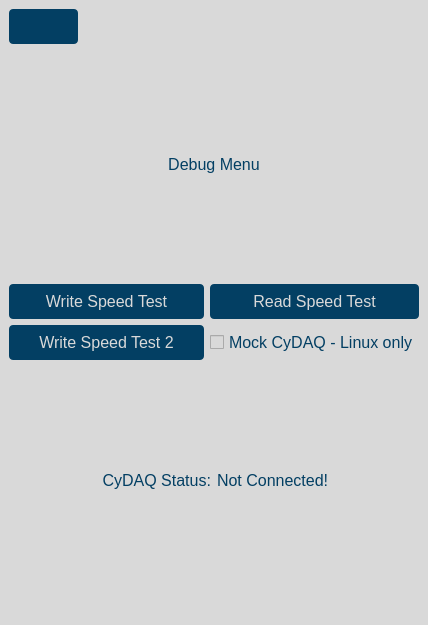
wyattduber/CyDAQ, file gui/qtdesigner/Debug.ui: the form before one commit.
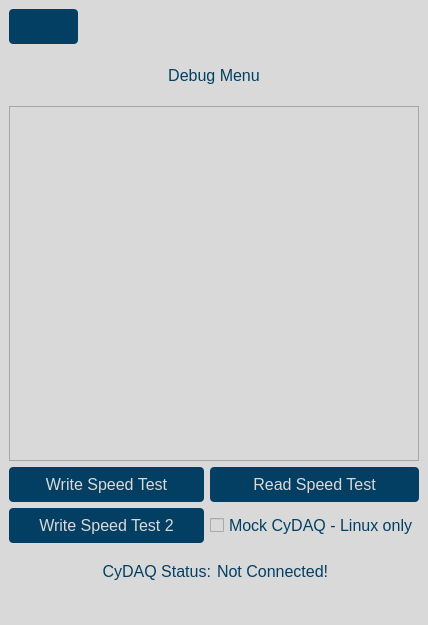
The form after the commit. Icons and pictures are not drawn.

Patch:
```diff
--- a/gui/qtdesigner/Debug.ui
+++ b/gui/qtdesigner/Debug.ui
@@ -121,6 +121,9 @@
       </item>
      </layout>
     </item>
+    <item>
+     <widget class="QTextBrowser" name="log_textBrowser"/>
+    </item>
     <item>
      <layout class="QGridLayout" name="gridLayout">
       <item row="0" column="0">
```
